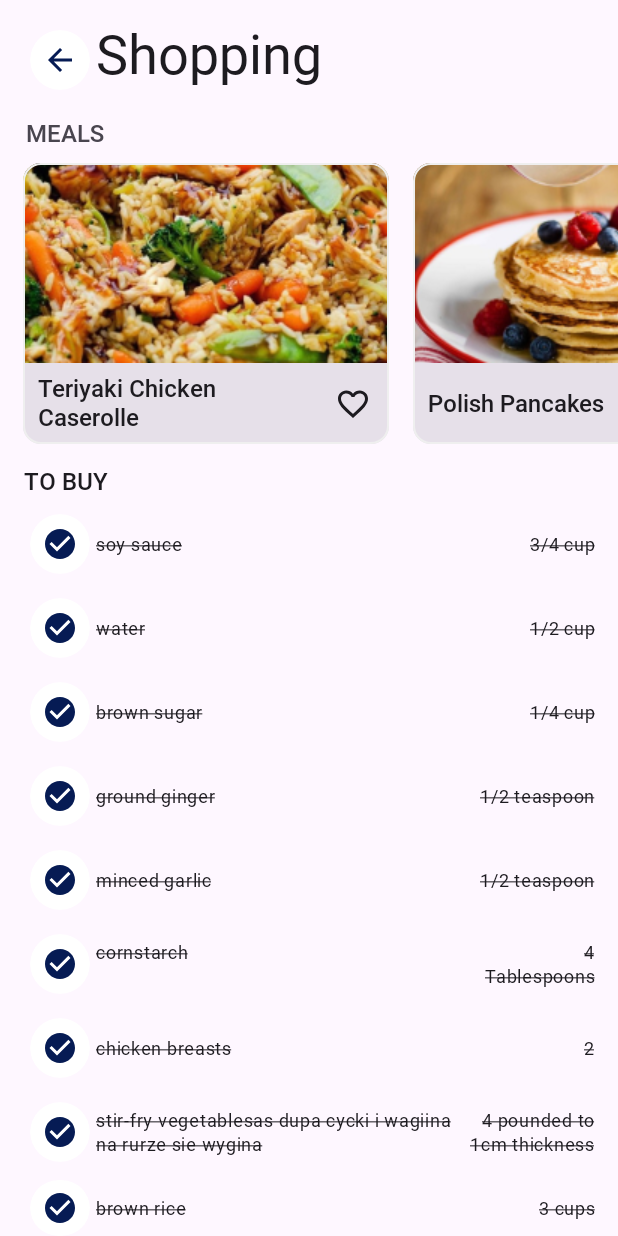
After one commit to mateuszejsmont/Recipy, an Android app built with Jetpack Compose: the composable ShoppingScreen shown on its own in the app's theme, on a phone screen of 412 x 824 dp. The commit adds this screen. Run offline under Robolectric (Android 15) with nearby library versions, the phone set to English and light mode, and no system bars.

Commit message:
added ShoppingScreen, FavouriteScreen

```diff
--- /dev/null
+++ b/app/src/main/java/com/example/recipy/ui/shopping_screen/ShoppingScreen.kt
@@ -0,0 +1,238 @@
+package com.example.recipy.ui.shopping_screen
+
+import androidx.compose.foundation.layout.Arrangement
+import androidx.compose.foundation.layout.Column
+import androidx.compose.foundation.layout.Row
+import androidx.compose.foundation.layout.fillMaxWidth
+import androidx.compose.foundation.layout.padding
+import androidx.compose.foundation.text.BasicText
+import androidx.compose.material.icons.Icons
+import androidx.compose.material.icons.filled.ArrowBack
+import androidx.compose.material.icons.filled.CheckCircle
+import androidx.compose.material.icons.outlined.CheckCircle
+import androidx.compose.material.icons.rounded.CheckCircle
+import androidx.compose.material3.Divider
+import androidx.compose.material3.ExperimentalMaterial3Api
+import androidx.compose.material3.Icon
+import androidx.compose.material3.IconButton
+import androidx.compose.material3.IconButtonDefaults
+import androidx.compose.material3.MaterialTheme
+import androidx.compose.material3.Scaffold
+import androidx.compose.material3.Text
+import androidx.compose.runtime.Composable
+import androidx.compose.ui.Alignment
+import androidx.compose.ui.Modifier
+import androidx.compose.ui.draw.scale
+import androidx.compose.ui.graphics.Color
+import androidx.compose.ui.res.stringResource
+import androidx.compose.ui.text.SpanStyle
+import androidx.compose.ui.text.buildAnnotatedString
+import androidx.compose.ui.text.style.TextAlign
+import androidx.compose.ui.text.style.TextDecoration
+import androidx.compose.ui.text.withStyle
+import androidx.compose.ui.tooling.preview.Preview
+import androidx.compose.ui.unit.dp
+import com.example.recipy.R
+import com.example.recipy.ui.shared.Dish
+import com.example.recipy.ui.shared.DishHorizontalList
+import com.example.recipy.ui.theme.RecipyTheme
+
+@OptIn(ExperimentalMaterial3Api::class)
+@Composable
+fun ShoppingScreen(modifier: Modifier = Modifier) {
+    val dummyDishes = listOf(
+        Dish(
+            name = "Teriyaki Chicken Caserolle",
+            imageResourceId = R.drawable.dummy_dish_1
+        ),
+        Dish(
+            name = "Polish Pancakes",
+            imageResourceId = R.drawable.dummy_dish_2
+        ),
+        Dish(
+            name = "Beetroot Soup",
+            imageResourceId = R.drawable.dummy_dish_3
+        ),
+        Dish(
+            name = "Sweet Potato Fries",
+            imageResourceId = R.drawable.dummy_dish_4
+        ),
+    )
+    val ingredients = arrayOf(
+        "soy sauce",
+        "water",
+        "brown sugar",
+        "ground ginger",
+        "minced garlic",
+        "cornstarch",
+        "chicken breasts",
+        "stir-fry vegetablesas dupa cycki i wagiina na rurze sie wygina",
+        "brown rice",
+        "",
+        "",
+        "",
+        "",
+        "",
+        "",
+        null,
+        null,
+        null,
+        null,
+        null
+    )
+    val measures = arrayOf(
+        "3/4 cup",
+        "1/2 cup",
+        "1/4 cup",
+        "1/2 teaspoon",
+        "1/2 teaspoon",
+        "4 Tablespoons",
+        "2",
+        "4 pounded to 1cm thickness",
+        "3 cups",
+        "",
+        "",
+        "",
+        "",
+        "",
+        "",
+        null,
+        null,
+        null,
+        null,
+        null,
+    )
+    Scaffold(
+        modifier = modifier,
+        topBar = { ShoppingScreenTopBar(modifier = Modifier.padding(horizontal = 8.dp)) }
+    ) { innerPadding ->
+        Column(
+            modifier = Modifier.padding(innerPadding),
+        ) {
+            DishHorizontalList(
+                dishes = dummyDishes,
+                onDishClick = {},
+                onDishActionButtonClick = {},
+                name = stringResource(R.string.meals),
+            )
+            Column(
+                verticalArrangement = Arrangement.spacedBy(8.dp),
+                modifier = Modifier.padding(horizontal = 16.dp)
+            ) {
+                Text(text = "TO BUY", style = MaterialTheme.typography.titleMedium, modifier = Modifier.padding(top = 16.dp))
+
+                for (pair in ingredients.zip(measures)) {
+                    if (pair.first == null || pair.second == null || pair.first == "" || pair.second == "") {
+                        continue
+                    }
+                    IngredientRow(checked = true, name = pair.first!!, value = pair.second!!)
+                }
+            }
+        }
+
+    }
+
+}
+
+@OptIn(ExperimentalMaterial3Api::class)
+@Composable
+fun ShoppingScreenTopBar(modifier: Modifier = Modifier) {
+    Row(
+        modifier = Modifier
+            .fillMaxWidth()
+            .padding(horizontal = 16.dp, vertical = 16.dp)
+    ) {
+        IconButton(
+            onClick = { /*TODO*/ },
+            colors = IconButtonDefaults.iconButtonColors(Color.White),
+        ) {
+            Icon(
+                imageVector = Icons.Filled.ArrowBack,
+                contentDescription = null,
+                tint = Color(0xFF061B54)
+            )
+        }
+        Text(
+            stringResource(R.string.shopping),
+            style = MaterialTheme.typography.titleLarge
+        )
+    }
+}
+
+
+@Composable
+fun IngredientRow(
+    checked: Boolean,
+    name: String,
+    value: String,
+    modifier: Modifier = Modifier
+) {
+    Row (
+        horizontalArrangement = Arrangement.Start,
+        verticalAlignment = Alignment.CenterVertically
+    ) {
+        IconButton(
+            onClick = { /*TODO*/ },
+            colors = IconButtonDefaults.iconButtonColors(Color.White)
+        ) {
+            if (checked) {
+                Icon(
+                    imageVector = Icons.Filled.CheckCircle,
+                    contentDescription = null,
+                    tint = Color(0xFF061B54)
+                )
+            } else {
+                Icon(
+                    imageVector = Icons.Outlined.CheckCircle,
+                    contentDescription = null,
+                    tint = Color(0xFF061B54)
+                )
+            }
+        }
+        Row(
+            modifier = Modifier.fillMaxWidth(),
+            horizontalArrangement = Arrangement.SpaceBetween
+        ) {
+            Text(
+                text = name,
+                style = MaterialTheme.typography.bodySmall,
+                modifier = Modifier.weight(3f),
+                textDecoration = if (checked) TextDecoration.LineThrough else null
+            )
+            Text(
+                text = value,
+                style = MaterialTheme.typography.bodySmall,
+                textAlign = TextAlign.End,
+                modifier = Modifier.weight(1f),
+                textDecoration = if (checked) TextDecoration.LineThrough else null
+            )
+        }
+    }
+}
+
+//@Composable
+//fun TopBarActionButton(
+//    icon: ImageVector,
+//    onClick: () -> Unit,
+//    modifier: Modifier = Modifier
+//) {
+//    FloatingActionButton(
+//        modifier = modifier,
+//        shape = CircleShape,
+//        containerColor = MaterialTheme.colorScheme.primaryContainer,
+//        elevation = FloatingActionButtonDefaults.elevation(
+//            defaultElevation = 0.dp
+//        ),
+//        onClick = onClick
+//    ) {
+//        Icon(imageVector = icon, contentDescription = null)
+//    }
+//}
+
+@Composable
+@Preview(showBackground = true)
+fun ShoppingScreenPreview() {
+    RecipyTheme {
+        ShoppingScreen()
+    }
+}
--- a/app/src/main/res/values/strings.xml
+++ b/app/src/main/res/values/strings.xml
@@ -1,4 +1,7 @@
 <resources>
     <string name="app_name">Recipy</string>
     <string name="explore">Explore</string>
+    <string name="favourites">Favourites</string>
+    <string name="shopping">Shopping</string>
+    <string name="meals">MEALS</string>
 </resources>
```
Also changed, not shown: app/src/main/java/com/example/recipy/ui/favourite_screen/FavouriteScreen.kt (added, +173 -0 lines).
